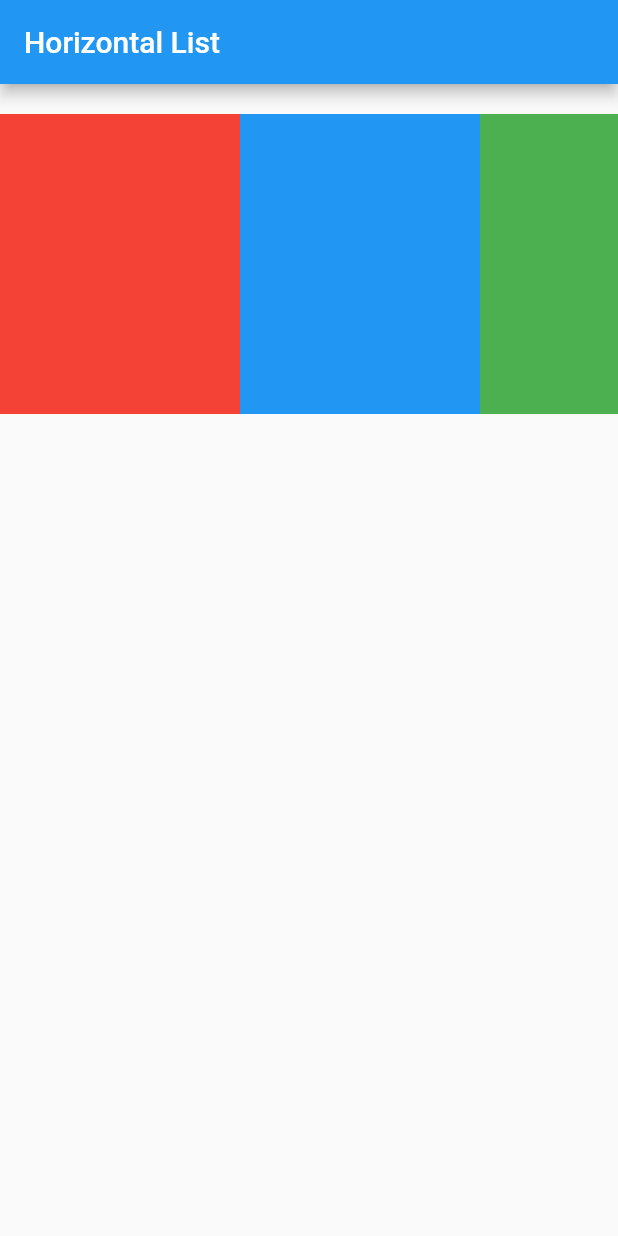
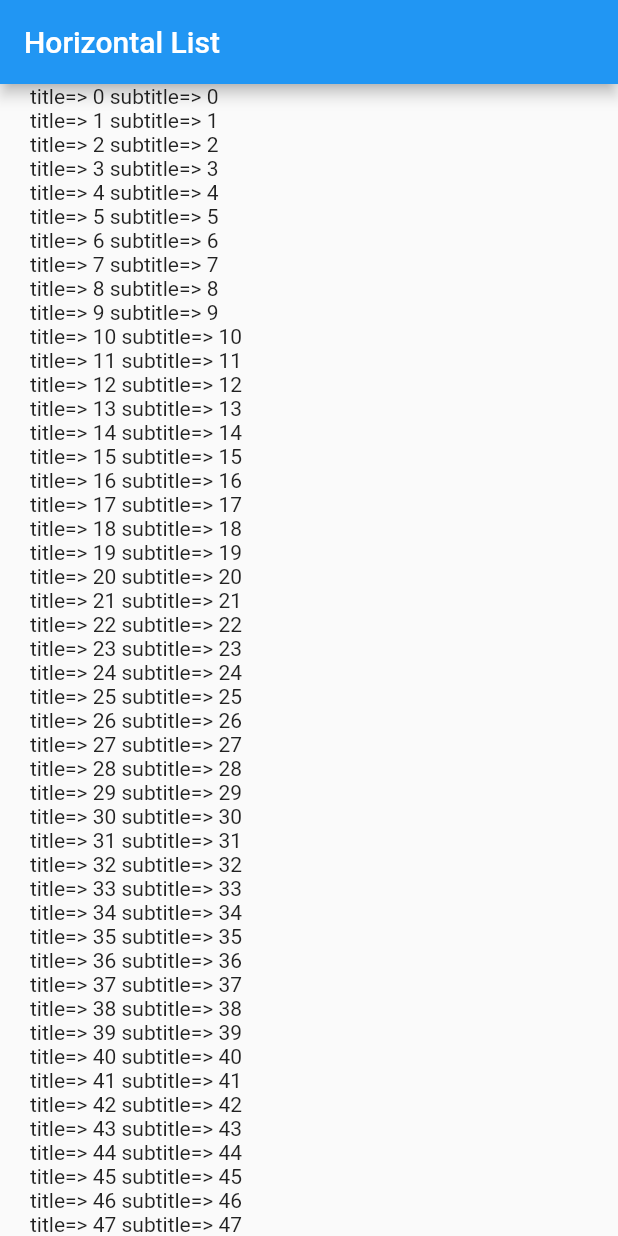
Before and after one commit to felipezad/flutter_the_beginning, a Flutter app: the screen it shows after launch, on a phone screen of 412 x 824 dp. Run offline on Flutter 3.47's test engine with Material 2 defaults, Android fonts, the phone set to English and light mode, and no system bars.

Commit message:
My list of strings

```diff
--- a/lib/main.dart
+++ b/lib/main.dart
@@ -7,6 +7,11 @@ class MyApp extends StatelessWidget {
   Widget build(BuildContext context) {
     final title = 'Horizontal List';
 
+    List<Text> items = [];
+    for (int i = 0; i < 100; i++) {
+      items.add(Text("title=> $i subtitle=> $i"));
+    }
+
     return MaterialApp(
       title: title,
       home: Scaffold(
@@ -14,32 +19,11 @@ class MyApp extends StatelessWidget {
           title: Text(title),
         ),
         body: Container(
-          margin: EdgeInsets.symmetric(vertical: 20.0),
-          height: 200.0,
+          margin: EdgeInsets.symmetric(horizontal: 20.0),
+          width: 200.0,
           child: ListView(
-            scrollDirection: Axis.horizontal,
-            children: <Widget>[
-              Container(
-                width: 160.0,
-                color: Colors.red,
-              ),
-              Container(
-                width: 160.0,
-                color: Colors.blue,
-              ),
-              Container(
-                width: 160.0,
-                color: Colors.green,
-              ),
-              Container(
-                width: 160.0,
-                color: Colors.yellow,
-              ),
-              Container(
-                width: 160.0,
-                color: Colors.orange,
-              ),
-            ],
+            scrollDirection: Axis.vertical,
+            children: items,
           ),
         ),
       ),
```
